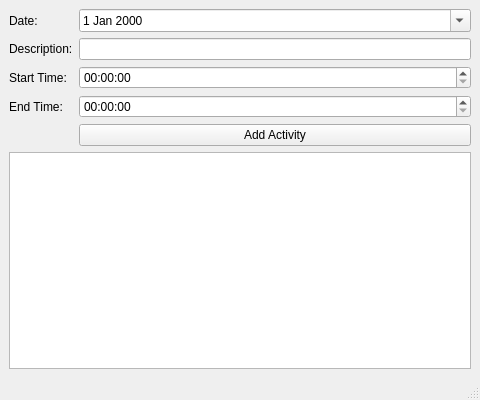
This is ActivityLogger/mainwindow.ui in jesus2307/Pro-Lab as Qt 5 draws it before an edit. The edited form follows.
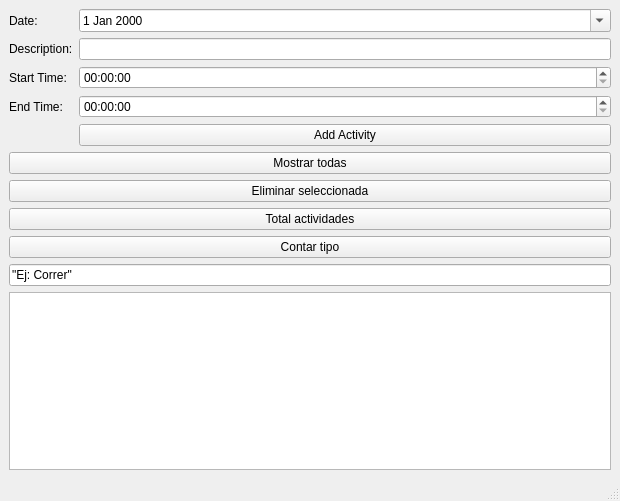
This is the edited form.

Commit message: ActivityLog debe tener un método para indicar cuántos activos totales contiene. También debe tener un método para indicar cuántos activos de cierto tipo hay. La clase Activity debe impedir la creación de tareas con datos incorrectos. Todo esto se debe añadir también a las pruebas unitarias.

The edit to the form file:
```diff
--- a/ActivityLogger/mainwindow.ui
+++ b/ActivityLogger/mainwindow.ui
@@ -6,15 +6,15 @@
    <rect>
     <x>0</x>
     <y>0</y>
-    <width>480</width>
-    <height>400</height>
+    <width>620</width>
+    <height>501</height>
    </rect>
   </property>
   <property name="windowTitle">
    <string>Activity Logger</string>
   </property>
   <widget class="QWidget" name="centralwidget">
-   <layout class="QVBoxLayout" name="verticalLayout" stretch="0,0">
+   <layout class="QVBoxLayout" name="verticalLayout" stretch="0,0,0,0,0,0,0">
     <item>
      <layout class="QGridLayout" name="gridLayout">
       <item row="1" column="0">
@@ -77,6 +77,41 @@
       </item>
      </layout>
     </item>
+    <item>
+     <widget class="QPushButton" name="showAllButton">
+      <property name="text">
+       <string>Mostrar todas</string>
+      </property>
+     </widget>
+    </item>
+    <item>
+     <widget class="QPushButton" name="deleteButton">
+      <property name="text">
+       <string>Eliminar seleccionada</string>
+      </property>
+     </widget>
+    </item>
+    <item>
+     <widget class="QPushButton" name="countAllButton">
+      <property name="text">
+       <string>Total actividades</string>
+      </property>
+     </widget>
+    </item>
+    <item>
+     <widget class="QPushButton" name="countByTypeButton">
+      <property name="text">
+       <string>Contar tipo</string>
+      </property>
+     </widget>
+    </item>
+    <item>
+     <widget class="QLineEdit" name="typeLineEdit">
+      <property name="text">
+       <string>&quot;Ej: Correr&quot;  </string>
+      </property>
+     </widget>
+    </item>
     <item>
      <widget class="QListWidget" name="activityListWidget"/>
     </item>
```
Left out of the diff: 4 changed lines with no effect on the pictures. The commit also changes 261 other files.
